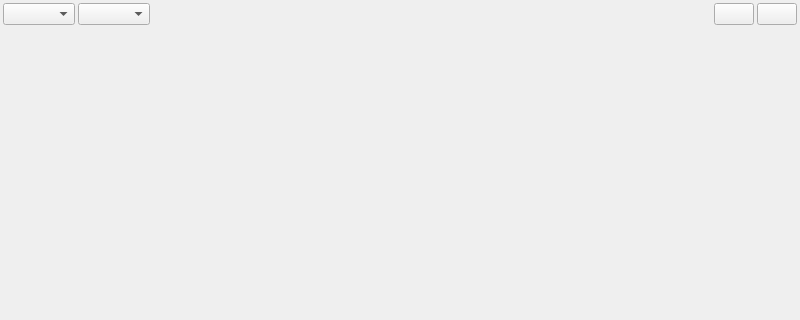
Qt form ui/forms/form_main.ui (e-vladimir/finmanager) before a commit; both pictures show x 0 to 800 and y 0 to 320 of the 800 by 480 pixel window.
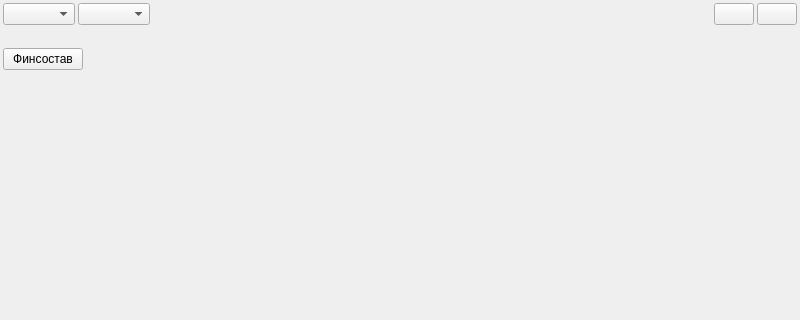
The same form after that commit.

Commit message: + ФИНСОСТАВ

The edit to the form file:
```diff
--- a/ui/forms/form_main.ui
+++ b/ui/forms/form_main.ui
@@ -70,6 +70,46 @@
       </item>
      </layout>
     </item>
+    <item>
+     <spacer name="verticalSpacer_2">
+      <property name="orientation">
+       <enum>Qt::Orientation::Vertical</enum>
+      </property>
+      <property name="sizeType">
+       <enum>QSizePolicy::Policy::Fixed</enum>
+      </property>
+      <property name="sizeHint" stdset="0">
+       <size>
+        <width>20</width>
+        <height>20</height>
+       </size>
+      </property>
+     </spacer>
+    </item>
+    <item>
+     <layout class="QGridLayout" name="gridLayout">
+      <item row="0" column="0">
+       <widget class="QPushButton" name="btn_fincomposition">
+        <property name="text">
+         <string>Финсостав</string>
+        </property>
+       </widget>
+      </item>
+      <item row="0" column="1">
+       <spacer name="horizontalSpacer_2">
+        <property name="orientation">
+         <enum>Qt::Orientation::Horizontal</enum>
+        </property>
+        <property name="sizeHint" stdset="0">
+         <size>
+          <width>40</width>
+          <height>20</height>
+         </size>
+        </property>
+       </spacer>
+      </item>
+     </layout>
+    </item>
     <item>
      <spacer name="verticalSpacer">
       <property name="orientation">
@@ -78,7 +118,7 @@
       <property name="sizeHint" stdset="0">
        <size>
         <width>20</width>
-        <height>411</height>
+        <height>40</height>
        </size>
       </property>
      </spacer>
```
The commit also changes 18 other files.
